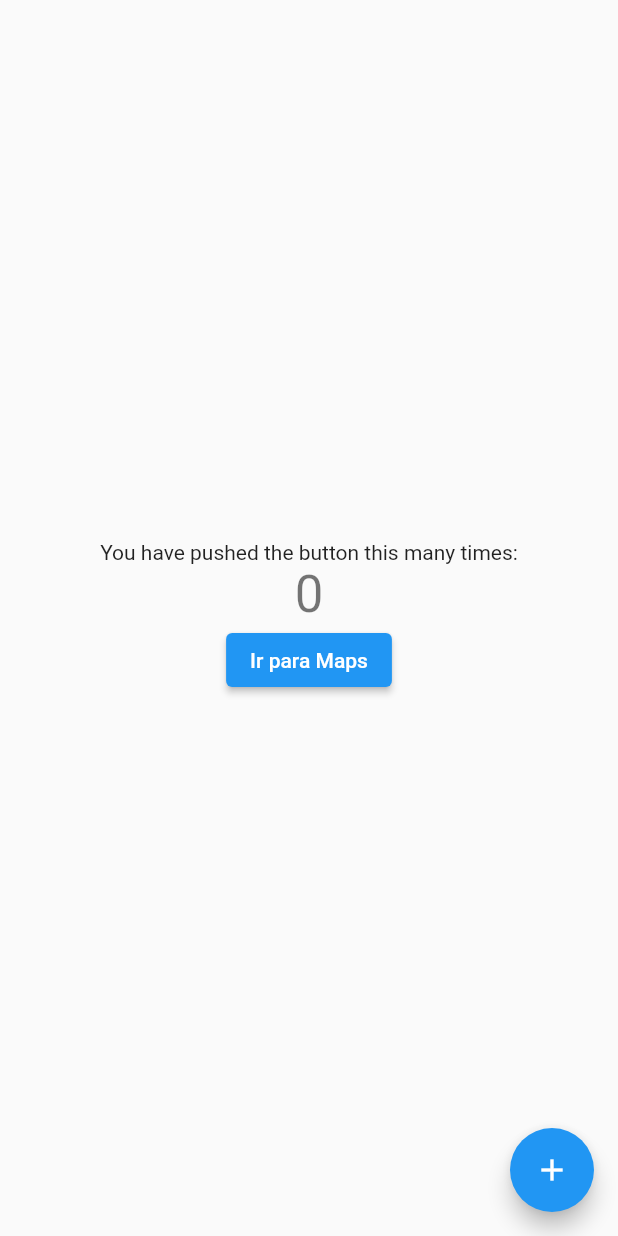
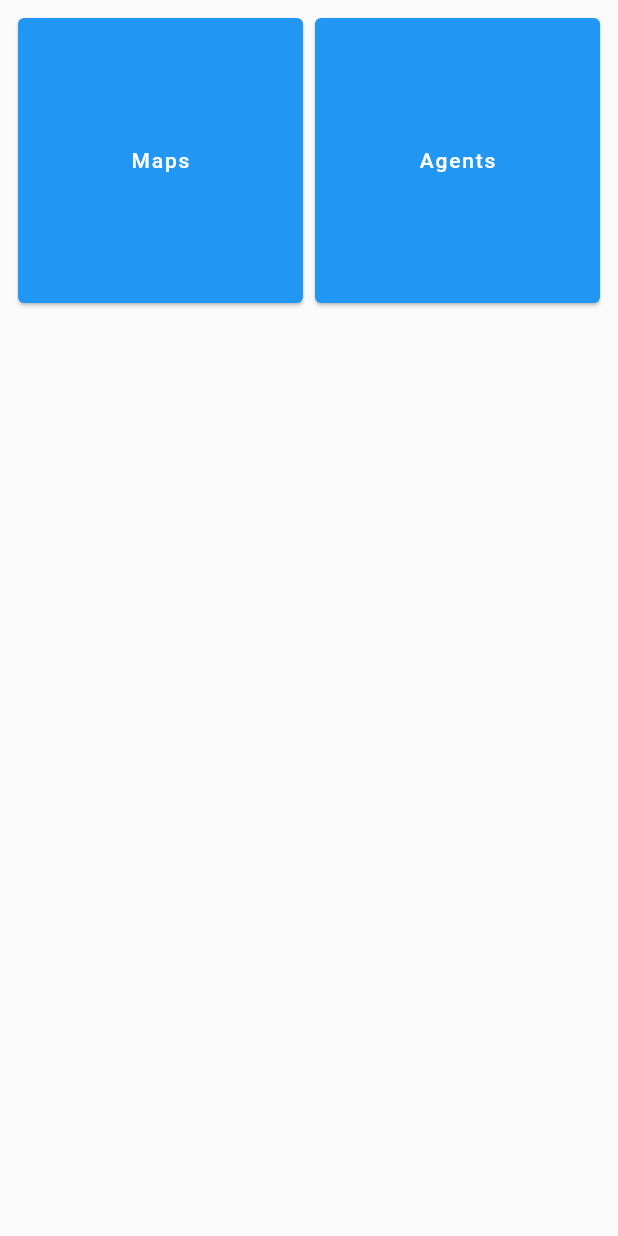
Before and after one commit to allansrc/valorant_flutter, a Flutter app: the screen it shows after launch, on a phone screen of 412 x 824 dp. Run offline on Flutter 3.47's test engine with Material 2 defaults, Android fonts, the phone set to English and light mode, and no system bars; our stand-ins replace dio, modal_bottom_sheet.

Commit message:
grid home navigator

```diff
--- a/lib/app/modules/home/view/home_page.dart
+++ b/lib/app/modules/home/view/home_page.dart
@@ -16,50 +16,39 @@ class _HomePageState extends State<HomePage> {
     return Scaffold(
       body: ValueListenableBuilder(
         valueListenable: controller.counter,
-        // linha acima será o a variável que será ouvida
         builder: (context, value, Widget? child) {
-          /// acima temos os parametros: context, value e child.
-          ///
-          /// context serve para passar o contexto atual da arvore de widgets
-          /// que o flutter montou.
-          ///
-          /// value corresponde ao valor da variável que está sendo ouvida,
-          /// nesse caso, o valor de counter declarado no controller.
-          ///
-          /// child, geralmente não usamos, á nao ser que queira fazer o build
-          /// de um widget durante alteracao do valor da variável.
-          /// ... Não recomendo.
-          return Center(
-            child: Column(
-              mainAxisAlignment: MainAxisAlignment.center,
-              children: <Widget>[
-                const Text(
-                  'You have pushed the button this many times:',
+          return GridView.count(
+              padding: const EdgeInsets.all(8),
+              crossAxisCount: 2,
+              children: [
+                Card(
+                  color: Colors.blue,
+                  child: FloatingActionButton(
+                    elevation: 0,
+                    child: const Text('Maps'),
+                    onPressed: () {
+                      Navigator.pushNamed(context, '/maps');
+                    },
+                  ),
                 ),
-                Text(
-                  '$value',
-                  style: Theme.of(context).textTheme.headline4,
+                Card(
+                  color: Colors.blue,
+                  child: FloatingActionButton(
+                    elevation: 0,
+                    child: const Text('Agents'),
+                    onPressed: () {
+                      Navigator.pushNamed(context, '/agents');
+                    },
+                  ),
                 ),
-                ElevatedButton(
-                  onPressed: () {
-                    Navigator.pushNamed(context, '/maps');
-                  },
-                  child: const Text('Ir para Maps'),
-                )
-              ],
-            ),
-          );
+              ]);
         },
       ),
-      floatingActionButton: FloatingActionButton(
-        onPressed: controller.incrementCounter,
-        // chamada de funções podem ser como na linha acima, ou como abaixo
-        // onPressed: () {
-        //   controller.incrementCounter();
-        // },
-        tooltip: 'Increment',
-        child: const Icon(Icons.add),
-      ),
+      // floatingActionButton: FloatingActionButton(
+      //   onPressed: controller.incrementCounter,
+      //   tooltip: 'Increment',
+      //   child: const Icon(Icons.add),
+      // ),
     );
   }
 }
--- a/lib/app/routes/app_routes.dart
+++ b/lib/app/routes/app_routes.dart
@@ -4,6 +4,8 @@ import 'package:flutter/widgets.dart';
 // imports das pages
 import 'package:valorant_flutter/app/modules/home/view/home_page.dart';
 import 'package:valorant_flutter/app/modules/maps/view/maps_page.dart';
+
+import '../modules/agents/view/agents_page.dart';
 
 class AppRoutes {
   /// classe AppRoutes armazena dados de rotas. incluindo:
@@ -33,6 +35,8 @@ class AppRoutes {
     '/home': (BuildContext context) => const HomePage(),
 
     /// demais rotas
-    '/maps': (BuildContext context) => const MapsPage()
+    '/maps': (BuildContext context) => const MapsPage(),
+
+    '/agents': (BuildContext context) => AgentsPage(),
   };
 }
```
Also changed, not shown: lib/app/modules/agents/view/agents_page.dart (+7 -16 lines).
